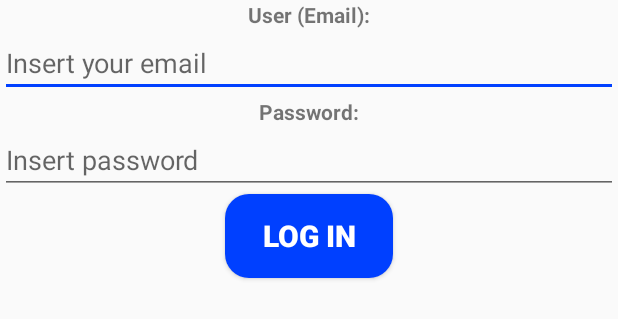
After one commit to 90047872j/TasksToDo, an Android app: the layout activity_login.xml on its own in the app's theme, with its tools: preview values and no code run, on a phone screen of 412 x 824 dp. The commit adds this screen. Shown: the top 319 px of the screen. Run offline under Robolectric (Android 15) with nearby library versions, the phone set to English and light mode, and no system bars.

Commit message:
LoginActivity Created

```diff
--- a/app/build.gradle
+++ b/app/build.gradle
@@ -23,6 +23,7 @@ dependencies {
     implementation 'com.android.support:appcompat-v7:26.1.0'
     implementation 'com.android.support.constraint:constraint-layout:1.0.2'
     implementation 'com.google.android.gms:play-services-maps:11.4.2'
+    implementation 'com.android.support:design:26.1.0'
     testImplementation 'junit:junit:4.12'
     compile 'com.google.android.gms:play-services-maps:9.0.1'
     compile 'com.github.satyan:sugar:1.3.1'
--- a/app/src/main/java/com/example/administrador/taskstodo/EditorActivity.java
+++ b/app/src/main/java/com/example/administrador/taskstodo/EditorActivity.java
@@ -70,6 +70,7 @@ public class EditorActivity extends AppCompatActivity implements LocationListene
         if (ContextCompat.checkSelfPermission(EditorActivity.this, Manifest.permission.ACCESS_FINE_LOCATION) == PackageManager.PERMISSION_GRANTED) {
             mLocationManager.requestLocationUpdates(LocationManager.GPS_PROVIDER, 0, 0, EditorActivity.this);
             //           retrieved_location = mLocationManager.getLastKnownLocation(LocationManager.GPS_PROVIDER);
+
             b_location.setOnClickListener(new View.OnClickListener() {
                 public void onClick(View view) {
                     if (retrieved_location == null) {
@@ -147,7 +148,7 @@ public class EditorActivity extends AppCompatActivity implements LocationListene
                 et_web.getText().toString().trim(),
                 Double.parseDouble(et_lat.getText().toString().trim()),
                 Double.parseDouble(et_lon.getText().toString().trim()),
-                Boolean.parseBoolean(getString(R.string.dummy_task_isDone_txt)),
+                false,
                 isItUrgent(),
                 et_imageS.getText().toString().trim());
         newTask.save();
--- /dev/null
+++ b/app/src/main/res/layout/activity_login.xml
@@ -0,0 +1,49 @@
+<LinearLayout xmlns:android="http://schemas.android.com/apk/res/android"
+    xmlns:tools="http://schemas.android.com/tools"
+    android:layout_width="match_parent"
+    android:layout_height="match_parent"
+    android:gravity="center_horizontal"
+    android:orientation="vertical"
+    tools:context="com.example.administrador.taskstodo.LoginActivity">
+
+    <TextView
+        android:layout_width="wrap_content"
+        android:layout_height="wrap_content"
+        android:text="@string/email_tv_txt"
+        android:textStyle="bold" />
+
+    <EditText
+        android:id="@+id/emailLI_ET"
+        android:layout_width="match_parent"
+        android:layout_height="wrap_content"
+        android:inputType="textEmailAddress"
+        android:maxLines="1"
+        android:hint="@string/emailLI_hint" />
+
+    <TextView
+        android:layout_width="wrap_content"
+        android:layout_height="wrap_content"
+        android:text="@string/password_tv_txt"
+        android:textStyle="bold" />
+
+    <EditText
+        android:id="@+id/password_LIET"
+        android:layout_width="match_parent"
+        android:layout_height="wrap_content"
+        android:inputType="textPassword"
+        android:maxLines="1"
+        android:hint="@string/password_LI_hint" />
+
+    <Button
+        android:id="@+id/loginB"
+        android:layout_width="112dp"
+        android:layout_height="56dp"
+        android:layout_centerInParent="true"
+        android:background="@drawable/rounded_button"
+        android:textColor="@color/colorWhite"
+        android:textSize="20dp"
+        android:textStyle="bold"
+        android:text="@string/login_button_txt" />
+
+
+</LinearLayout>
--- a/app/src/main/res/values/colors.xml
+++ b/app/src/main/res/values/colors.xml
@@ -7,5 +7,6 @@
     <color name="editorColorPrimaryDark">#394450</color>
     <color name="colorRed">#ff0000</color>
     <color name="colorBlack">#000000</color>
+    <color name="colorWhite">#ffffff</color>
 
 </resources>
--- /dev/null
+++ b/app/src/main/res/values/dimens.xml
@@ -0,0 +1,5 @@
+<resources>
+    <!-- Default screen margins, per the Android Design guidelines. -->
+    <dimen name="activity_horizontal_margin">16dp</dimen>
+    <dimen name="activity_vertical_margin">16dp</dimen>
+</resources>
--- a/app/src/main/res/values/strings.xml
+++ b/app/src/main/res/values/strings.xml
@@ -38,12 +38,15 @@
     <string name="dummy_task_lat_txt">41.39028201209704</string>
     <string name="dummy_task_lon_txt">2.1881286799907684</string>
     <string name="dummy_task_isDone_txt">false</string>
-    <string name="dummy_task_isUrgent_txt">true</string>
+    <string name="dummy_task_isUrgent_txt">false</string>
     <string name="dummy_task_imageS_txt">https://vignette.wikia.nocookie.net/scoobydoo/images/5/5a/Bathtub.png/revision/latest?cb=20150404165750</string>
 
     <string name="delete_all_dialogl_message">Delete all tasks?</string>
     <string name="delete_dialog_button_cancel">Cancel</string>
     <string name="confirmation_dialog_title">Confirmation</string>
+
+    <string name="mark_done_dialog">Mark this task done?</string>
+    <string name="task_marked_done">Task successfully marked done</string>
 
     <string name="empty_fields">No fields can be empty</string>
     <string name="editorActivity_title">Create New Task</string>
@@ -55,6 +58,16 @@
 
     <string name="google_maps_key" templateMergeStrategy="preserve" translatable="false">AIzaSyDbaGACHqV9PVbqQOf8Hcl47kWLxppp6QA</string>
     <string name="title_activity_maps">Map</string>
+    <string name="title_activity_login">Sign in</string>
+
+    <string name="email_tv_txt">User (Email):</string>
+    <string name="password_tv_txt">Password:</string>
+
+    <string name="emailLI_hint">Insert your email</string>
+    <string name="password_LI_hint">Insert password</string>
+    <string name="login_button_txt">log in</string>
+
+    <string name="short_password">Password must contain al least 6 characters</string>
 
 
 </resources>
```
Also changed, not shown: app/src/main/AndroidManifest.xml (+21 -2 lines), app/src/main/java/com/example/administrador/taskstodo/DetailsActivity.java (+17 -1 lines), app/src/main/java/com/example/administrador/taskstodo/ListAdapter.java (+14 -4 lines), app/src/main/java/com/example/administrador/taskstodo/LoginActivity.java (added, +60 -0 lines), app/src/main/java/com/example/administrador/taskstodo/MainActivity.java (+33 -1 lines), app/src/main/res/drawable/success.png (added).
